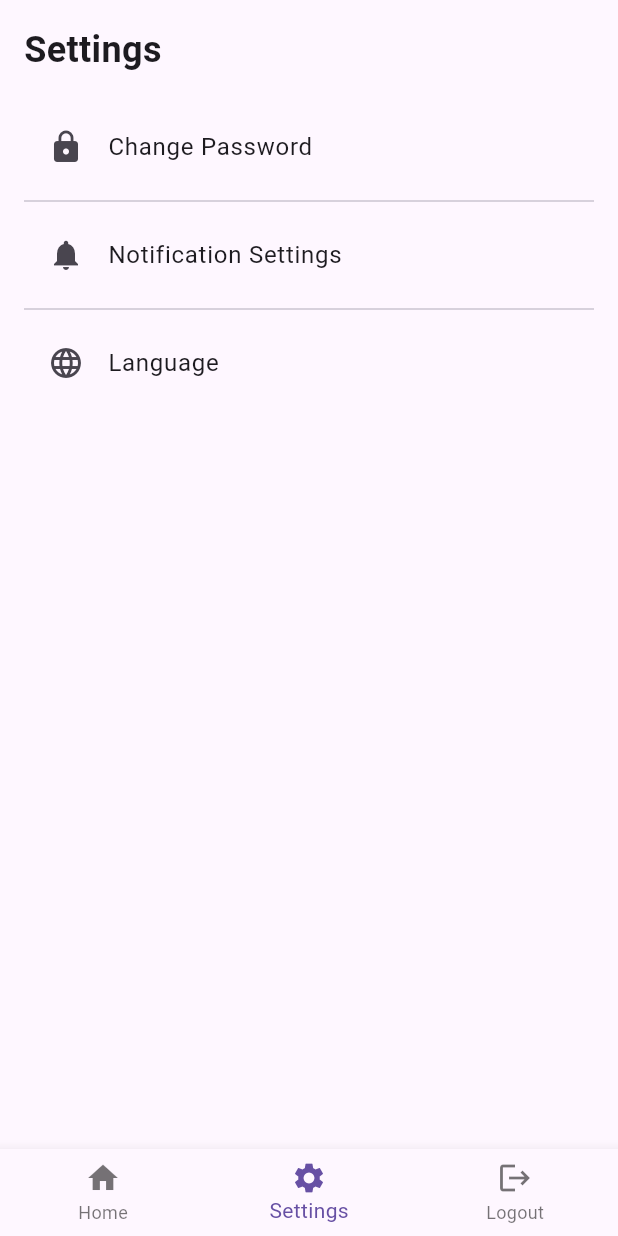
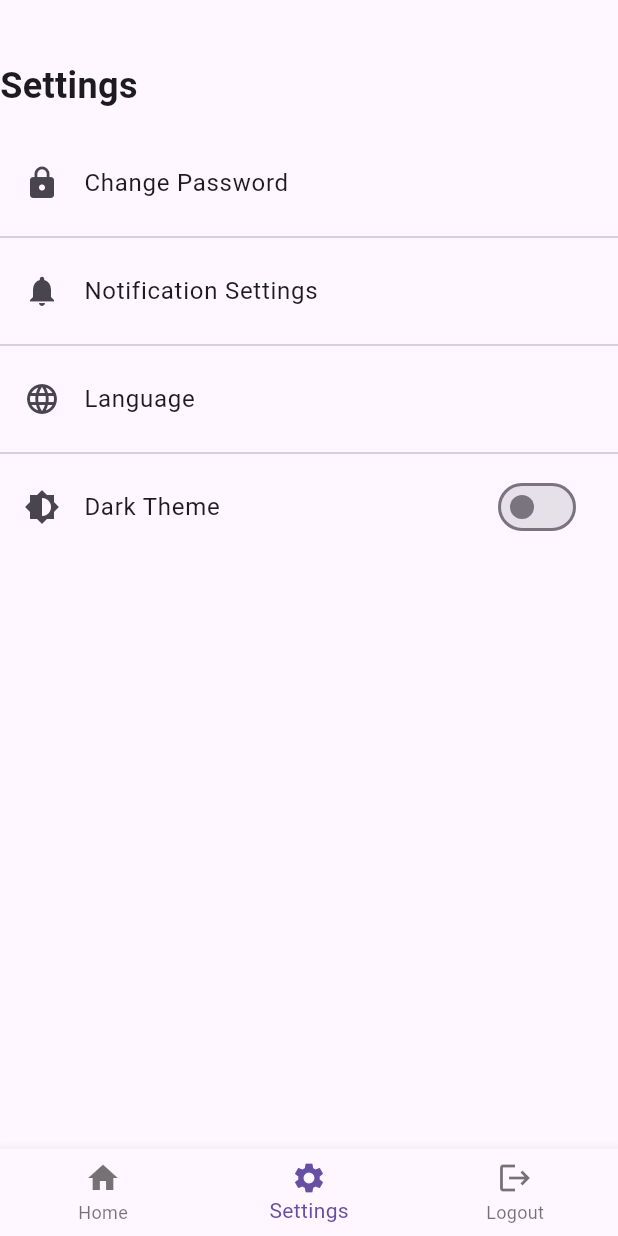
Before and after one commit to SabariKarthik-04/Geolocation-based-attendance, a Flutter app: the AdminHomePage screen opened directly with empty values, item 2 of the bottom bar chosen, on a phone screen of 412 x 824 dp. Run offline on Flutter 3.47's test engine with Material 3 defaults, Android fonts, the phone set to English and light mode, and no system bars; our stand-ins replace geolocator, go_router.

```diff
--- a/flutter_application_1/lib/admin_home_page.dart
+++ b/flutter_application_1/lib/admin_home_page.dart
@@ -87,9 +87,16 @@ class _AdminHomePageState extends State<AdminHomePage> {
 
   Widget _buildAdminHomeContent() {
     return Padding(
-      padding: const EdgeInsets.symmetric(horizontal: 20.0, vertical: 30.0),
+      padding: const EdgeInsets.symmetric(horizontal: 20.0, vertical: 35.0),
       child: Column(
         children: [
+          Align(
+            alignment: Alignment.centerLeft,
+          child: const Text(
+            'Admin Home Page',
+            style: TextStyle(fontSize: 24, fontWeight: FontWeight.bold),
+          ),
+          ),
           Row(
             children: [
               Flexible(
--- a/flutter_application_1/lib/settings_page.dart
+++ b/flutter_application_1/lib/settings_page.dart
@@ -1,12 +1,18 @@
 import 'package:flutter/material.dart';
 
-class SettingsPage extends StatelessWidget {
+class SettingsPage extends StatefulWidget {
   const SettingsPage({super.key});
+   @override
+  _SettingsPageState createState() => _SettingsPageState();
+}
 
+
+class _SettingsPageState extends State<SettingsPage> {
+  bool _isDarkTheme = false;
   @override
   Widget build(BuildContext context) {
     return Padding(
-      padding: const EdgeInsets.all(16.0),
+      padding: const EdgeInsets.symmetric(vertical:40.0),
       child: Column(
         crossAxisAlignment: CrossAxisAlignment.start,
         children: [
@@ -38,6 +44,25 @@ class SettingsPage extends StatelessWidget {
               // Handle language change tap
             },
           ),
+          const Divider(),
+          SwitchListTile(
+            title: const Text('Dark Theme'),
+            secondary: const Icon(Icons.brightness_6),
+            value: _isDarkTheme,
+            onChanged: (value) {
+              setState(() {
+                _isDarkTheme = value;
+              });
+              // Update the app theme
+              if (_isDarkTheme) {
+                // Switch to dark theme
+                Theme.of(context).copyWith(brightness: Brightness.dark);
+              } else {
+                // Switch to light theme
+                Theme.of(context).copyWith(brightness: Brightness.light);
+              }
+            }
+         )
         ],
       ),
     );
```
Also changed, not shown: flutter_application_1/lib/main.dart (+9 -0 lines).
